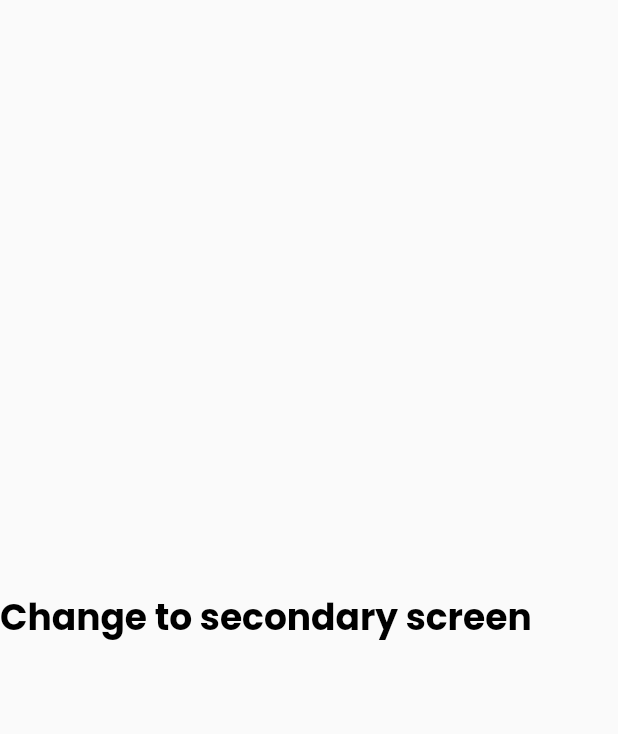
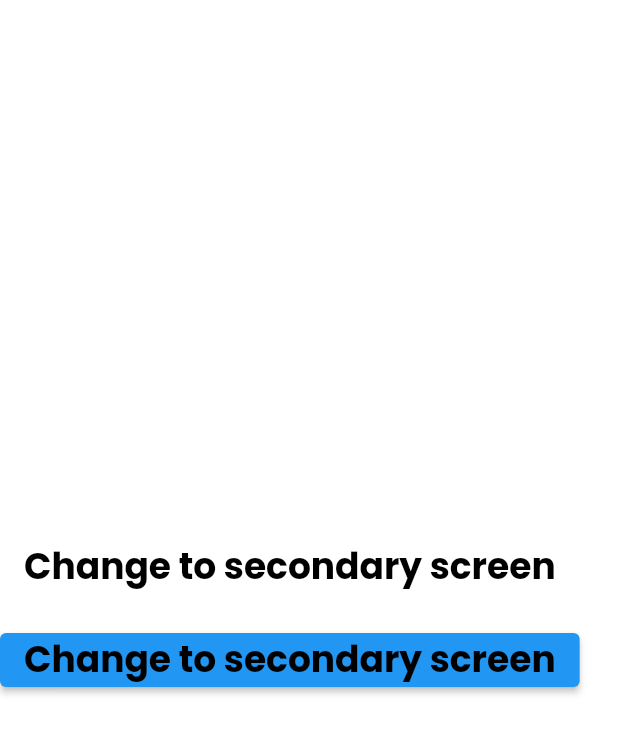
Before and after one commit to Soejii/analytics_test, a Flutter app: the MainPage screen opened directly, on a phone screen of 412 x 824 dp. Shown: the top 734 px of the screen. Run offline on Flutter 3.47's test engine with Material 2 defaults, Android fonts, the phone set to English and light mode, and no system bars; our stand-ins replace google_fonts.

Commit message:
feat: added button to secondScreen

```diff
--- a/lib/screens/MainPage.dart
+++ b/lib/screens/MainPage.dart
@@ -12,6 +12,7 @@ class _MainPageState extends State<MainPage> {
   @override
   Widget build(BuildContext context) {
     return Scaffold(
+      backgroundColor: Colors.white,
       body: Column(
         mainAxisAlignment: MainAxisAlignment.center,
         children: [
@@ -19,7 +20,24 @@ class _MainPageState extends State<MainPage> {
             'Change to secondary screen',
             style: GoogleFonts.poppins(
                 fontSize: 24, fontWeight: FontWeight.bold, color: Colors.black),
-          )
+          ),
+          const SizedBox(
+            height: 20,
+          ),
+          ElevatedButton(
+              onPressed: () => Navigator.push(
+                    context,
+                    MaterialPageRoute(
+                      builder: (context) => SecondScreen(),
+                    ),
+                  ),
+              child: Text(
+                'Change to secondary screen',
+                style: GoogleFonts.poppins(
+                    fontSize: 24,
+                    fontWeight: FontWeight.bold,
+                    color: Colors.black),
+              ))
         ],
       ),
     );
```
